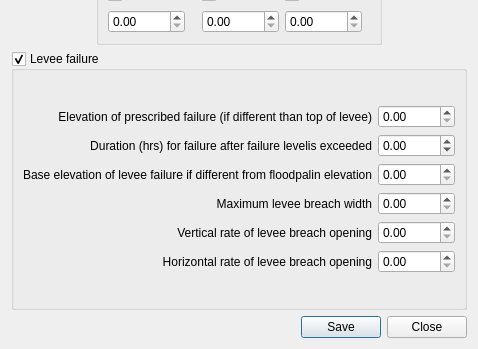
Old version of the form flo2d/ui/individual_levee_data.ui in the repository FLO-2DSoftware/qgis-flo-2d-plugin; both pictures show x 0 to 478 and y 226 to 575 of the 478 by 575 pixel window.
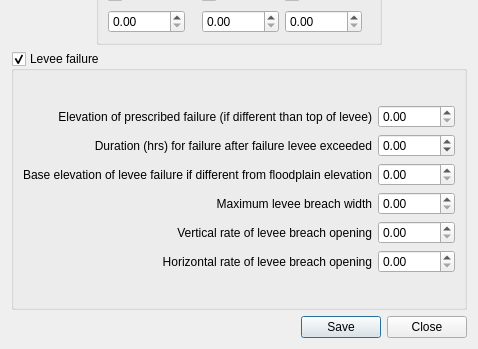
New version of the form.

```diff
--- a/flo2d/ui/individual_levee_data.ui
+++ b/flo2d/ui/individual_levee_data.ui
@@ -6,7 +6,7 @@
    <rect>
     <x>0</x>
     <y>0</y>
-    <width>436</width>
+    <width>441</width>
     <height>575</height>
    </rect>
   </property>
@@ -407,7 +407,7 @@
           <item row="1" column="0">
            <widget class="QLabel" name="label_2">
             <property name="text">
-             <string>Duration (hrs) for failure after failure levelis exceeded</string>
+             <string>Duration (hrs) for failure after failure levee exceeded</string>
             </property>
             <property name="alignment">
              <set>Qt::AlignRight|Qt::AlignTrailing|Qt::AlignVCenter</set>
@@ -417,7 +417,7 @@
           <item row="2" column="0">
            <widget class="QLabel" name="label_3">
             <property name="text">
-             <string>Base elevation of levee failure if different from floodpalin elevation</string>
+             <string>Base elevation of levee failure if different from floodplain elevation</string>
             </property>
             <property name="alignment">
              <set>Qt::AlignRight|Qt::AlignTrailing|Qt::AlignVCenter</set>
```
